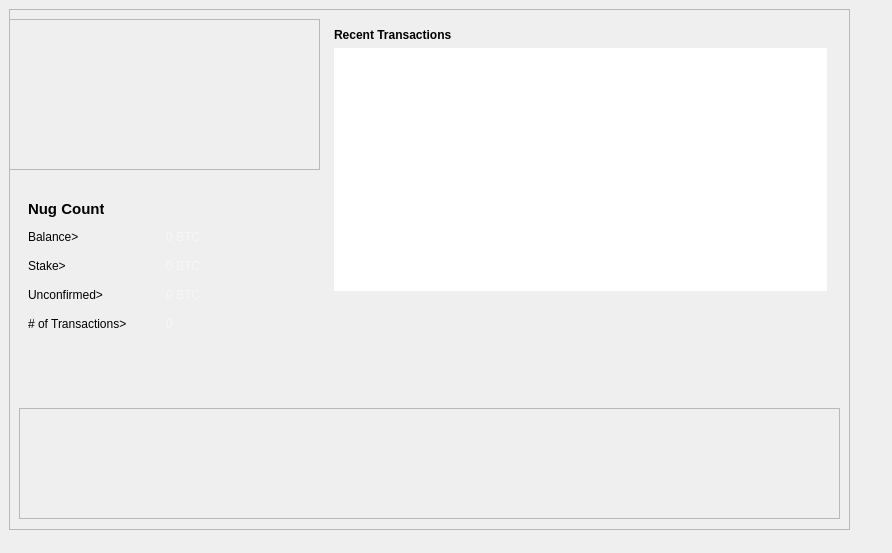
First picture: the form in src/qt/forms/overviewpage.ui, repository FourTwentyOne/421, before the edit.
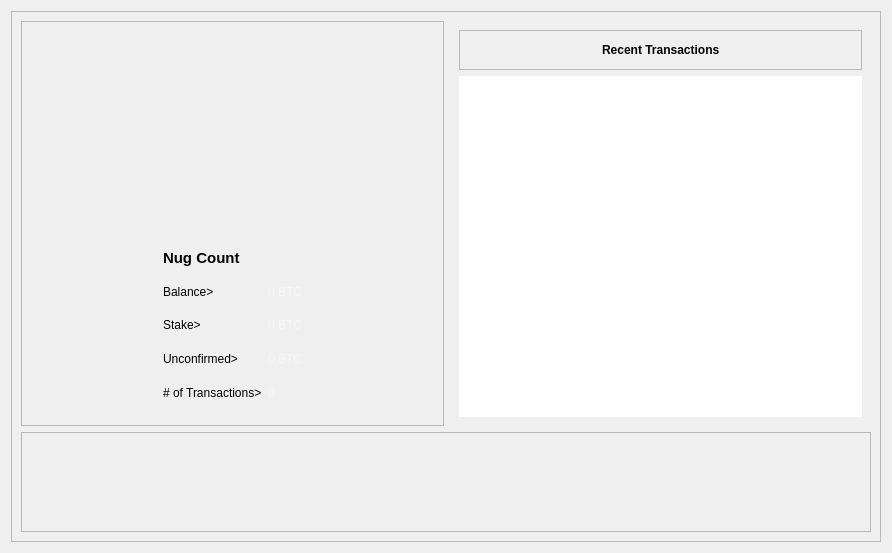
Second picture: the form after the edit. Icons and pictures are not drawn.

Patch:
```diff
--- a/src/qt/forms/overviewpage.ui
+++ b/src/qt/forms/overviewpage.ui
@@ -13,172 +13,207 @@
   <property name="windowTitle">
    <string>Form</string>
   </property>
+  <layout class="QGridLayout" name="gridLayout_7">
+   <item row="0" column="0" rowspan="2" colspan="2">
   <widget class="QFrame" name="frame_3">
-   <property name="geometry">
-    <rect>
-     <x>9</x>
-     <y>9</y>
-     <width>841</width>
-     <height>521</height>
-    </rect>
-   </property>
    <property name="frameShape">
     <enum>QFrame::StyledPanel</enum>
    </property>
    <property name="frameShadow">
     <enum>QFrame::Raised</enum>
    </property>
-   <widget class="QFrame" name="frame">
-    <property name="geometry">
-     <rect>
-      <x>10</x>
-      <y>170</y>
-      <width>300</width>
-      <height>195</height>
-     </rect>
-    </property>
+     <layout class="QGridLayout" name="gridLayout_3">
+      <item row="2" column="0" colspan="2">
+       <widget class="QFrame" name="frame_4">
+        <property name="minimumSize">
+         <size>
+          <width>0</width>
+          <height>100</height>
+         </size>
+        </property>
+        <property name="maximumSize">
+         <size>
+          <width>16777215</width>
+          <height>100</height>
+         </size>
+        </property>
     <property name="frameShape">
-     <enum>QFrame::NoFrame</enum>
+         <enum>QFrame::StyledPanel</enum>
     </property>
     <property name="frameShadow">
-     <enum>QFrame::Plain</enum>
-    </property>
-    <property name="lineWidth">
-     <number>-1</number>
-    </property>
-    <widget class="QLabel" name="label">
-     <property name="geometry">
-      <rect>
-       <x>9</x>
-       <y>50</y>
-       <width>62</width>
-       <height>17</height>
-      </rect>
+         <enum>QFrame::Raised</enum>
+        </property>
+        <layout class="QGridLayout" name="gridLayout">
+         <item row="0" column="5">
+          <widget class="QLabel" name="label10_15">
+           <property name="minimumSize">
+            <size>
+             <width>255</width>
+             <height>65</height>
+            </size>
+           </property>
+           <property name="maximumSize">
+            <size>
+             <width>255</width>
+             <height>65</height>
+            </size>
      </property>
      <property name="text">
-      <string>&lt;body&gt;&lt;p style=&quot;color:#000000&quot;;&gt;Balance&gt;&lt;/p&gt;&lt;/body&gt;</string>
-     </property>
-    </widget>
-    <widget class="QLabel" name="labelBalance">
-     <property name="geometry">
-      <rect>
-       <x>147</x>
-       <y>50</y>
-       <width>39</width>
-       <height>17</height>
-      </rect>
-     </property>
-     <property name="text">
-      <string notr="true">&lt;body&gt;&lt;p style=&quot;color:#f8f5f5&quot;;&gt;0 BTC&lt;/p&gt;&lt;/body&gt;</string>
-     </property>
-    </widget>
-    <widget class="QLabel" name="label_2">
-     <property name="geometry">
-      <rect>
-       <x>9</x>
-       <y>137</y>
-       <width>126</width>
-       <height>17</height>
-      </rect>
-     </property>
-     <property name="text">
-      <string>&lt;body&gt;&lt;p style=&quot;color:#000000&quot;;&gt;# of Transactions&gt;&lt;/p&gt;&lt;/body&gt;</string>
-     </property>
-    </widget>
-    <widget class="QLabel" name="labelNumTransactions">
-     <property name="geometry">
-      <rect>
-       <x>147</x>
-       <y>137</y>
-       <width>16</width>
-       <height>17</height>
-      </rect>
-     </property>
-     <property name="text">
-      <string>&lt;body&gt;&lt;p style=&quot;color:#f8f5f5&quot;;&gt;0 &lt;/p&gt;&lt;/body&gt;</string>
-     </property>
-    </widget>
-    <widget class="QLabel" name="label_3">
-     <property name="geometry">
-      <rect>
-       <x>9</x>
-       <y>108</y>
-       <width>98</width>
-       <height>17</height>
-      </rect>
-     </property>
-     <property name="text">
-      <string>&lt;body&gt;&lt;p style=&quot;color:#000000&quot;;&gt;Unconfirmed&gt;&lt;/p&gt;&lt;/body&gt;</string>
-     </property>
-    </widget>
-    <widget class="QLabel" name="labelUnconfirmed">
-     <property name="geometry">
-      <rect>
-       <x>147</x>
-       <y>108</y>
-       <width>39</width>
-       <height>17</height>
-      </rect>
-     </property>
+            <string>&lt;html&gt;&lt;head/&gt;&lt;body&gt;&lt;p&gt;&lt;a href=&quot;https://www.unnamed.exchange/CoinInfo?id=421&quot;&gt;&lt;img src=&quot;:/images/res/images/exchange.png&quot;/&gt;&lt;/a&gt;&lt;/p&gt;&lt;/body&gt;&lt;/html&gt;</string>
+           </property>
+           <property name="scaledContents">
+            <bool>false</bool>
+           </property>
+           <property name="alignment">
+            <set>Qt::AlignCenter</set>
+           </property>
+           <property name="margin">
+            <number>0</number>
+           </property>
+           <property name="indent">
+            <number>0</number>
+           </property>
+           <property name="openExternalLinks">
+            <bool>true</bool>
+           </property>
+          </widget>
+         </item>
+         <item row="0" column="0">
+          <spacer name="horizontalSpacer_3">
+           <property name="orientation">
+            <enum>Qt::Horizontal</enum>
+           </property>
+           <property name="sizeHint" stdset="0">
+            <size>
+             <width>40</width>
+             <height>20</height>
+            </size>
+           </property>
+          </spacer>
+         </item>
+         <item row="0" column="4">
+          <spacer name="horizontalSpacer_2">
+           <property name="orientation">
+            <enum>Qt::Horizontal</enum>
+           </property>
+           <property name="sizeHint" stdset="0">
+            <size>
+             <width>40</width>
+             <height>20</height>
+            </size>
+           </property>
+          </spacer>
+         </item>
+         <item row="0" column="1">
+          <widget class="QLabel" name="label10_13">
+           <property name="minimumSize">
+            <size>
+             <width>200</width>
+             <height>55</height>
+            </size>
+           </property>
+           <property name="maximumSize">
+            <size>
+             <width>200</width>
+             <height>55</height>
+            </size>
+           </property>
      <property name="text">
-      <string notr="true">&lt;body&gt;&lt;p style=&quot;color:#f8f5f5&quot;;&gt;0 BTC&lt;/p&gt;&lt;/body&gt;</string>
-     </property>
-    </widget>
-    <widget class="QLabel" name="label_6">
-     <property name="geometry">
-      <rect>
-       <x>9</x>
-       <y>79</y>
-       <width>47</width>
-       <height>17</height>
-      </rect>
-     </property>
-     <property name="text">
-      <string>&lt;body&gt;&lt;p style=&quot;color:#000000&quot;;&gt;Stake&gt;&lt;/p&gt;&lt;/body&gt;</string>
-     </property>
-    </widget>
-    <widget class="QLabel" name="labelStake">
-     <property name="geometry">
-      <rect>
-       <x>147</x>
-       <y>79</y>
-       <width>39</width>
-       <height>17</height>
-      </rect>
-     </property>
-     <property name="text">
-      <string notr="true">&lt;body&gt;&lt;p style=&quot;color:#f8f5f5&quot;;&gt;0 BTC&lt;/p&gt;&lt;/body&gt;</string>
-     </property>
-    </widget>
-    <widget class="QLabel" name="label_5">
-     <property name="geometry">
-      <rect>
-       <x>9</x>
-       <y>21</y>
-       <width>76</width>
-       <height>17</height>
-      </rect>
-     </property>
-     <property name="font">
-      <font>
-       <pointsize>11</pointsize>
-       <weight>75</weight>
-       <bold>true</bold>
-      </font>
-     </property>
+            <string>&lt;html&gt;&lt;head/&gt;&lt;body&gt;&lt;p&gt;&lt;a href=&quot;https://discord.gg/f5R29Wr&quot;&gt;&lt;img src=&quot;:/images/res/images/discord.png&quot;/&gt;&lt;/a&gt;&lt;/p&gt;&lt;/body&gt;&lt;/html&gt;</string>
+           </property>
+           <property name="scaledContents">
+            <bool>false</bool>
+           </property>
+           <property name="alignment">
+            <set>Qt::AlignCenter</set>
+           </property>
+           <property name="margin">
+            <number>0</number>
+           </property>
+           <property name="indent">
+            <number>0</number>
+           </property>
+           <property name="openExternalLinks">
+            <bool>true</bool>
+           </property>
+          </widget>
+         </item>
+         <item row="0" column="2">
+          <spacer name="horizontalSpacer">
+           <property name="orientation">
+            <enum>Qt::Horizontal</enum>
+           </property>
+           <property name="sizeHint" stdset="0">
+            <size>
+             <width>40</width>
+             <height>20</height>
+            </size>
+           </property>
+          </spacer>
+         </item>
+         <item row="0" column="3">
+          <widget class="QLabel" name="label10_14">
+           <property name="minimumSize">
+            <size>
+             <width>255</width>
+             <height>65</height>
+            </size>
+           </property>
+           <property name="maximumSize">
+            <size>
+             <width>255</width>
+             <height>65</height>
+            </size>
+           </property>
      <property name="text">
-      <string>&lt;body&gt;&lt;p style=&quot;color:#000000&quot;;&gt;Nug Count&lt;/p&gt;&lt;/body&gt;</string>
-     </property>
-    </widget>
-   </widget>
+            <string>&lt;html&gt;&lt;head/&gt;&lt;body&gt;&lt;p&gt;&lt;a href=&quot;https://421blocks.nerdlabs001.com&quot;&gt;&lt;img src=&quot;:/images/res/images/explorer.png&quot;/&gt;&lt;/a&gt;&lt;/p&gt;&lt;/body&gt;&lt;/html&gt;</string>
+           </property>
+           <property name="scaledContents">
+            <bool>false</bool>
+           </property>
+           <property name="alignment">
+            <set>Qt::AlignCenter</set>
+           </property>
+           <property name="margin">
+            <number>0</number>
+           </property>
+           <property name="indent">
+            <number>0</number>
+           </property>
+           <property name="openExternalLinks">
+            <bool>true</bool>
+           </property>
+          </widget>
+         </item>
+         <item row="0" column="6">
+          <spacer name="horizontalSpacer_4">
+           <property name="orientation">
+            <enum>Qt::Horizontal</enum>
+           </property>
+           <property name="sizeHint" stdset="0">
+            <size>
+             <width>40</width>
+             <height>20</height>
+            </size>
+           </property>
+          </spacer>
+         </item>
+        </layout>
+       </widget>
+      </item>
+      <item row="0" column="1" rowspan="2">
    <widget class="QFrame" name="frame_2">
-    <property name="geometry">
-     <rect>
-      <x>316</x>
-      <y>10</y>
-      <width>511</width>
-      <height>281</height>
-     </rect>
+        <property name="minimumSize">
+         <size>
+          <width>421</width>
+          <height>0</height>
+         </size>
+        </property>
+        <property name="maximumSize">
+         <size>
+          <width>421</width>
+          <height>16777215</height>
+         </size>
     </property>
     <property name="frameShape">
      <enum>QFrame::NoFrame</enum>
@@ -191,12 +226,50 @@
     </property>
     <layout class="QVBoxLayout" name="verticalLayout">
      <item>
+          <widget class="QFrame" name="frame_6">
+           <property name="frameShape">
+            <enum>QFrame::StyledPanel</enum>
+           </property>
+           <property name="frameShadow">
+            <enum>QFrame::Raised</enum>
+           </property>
+           <layout class="QGridLayout" name="gridLayout_6">
+            <item row="0" column="1">
       <widget class="QLabel" name="label_4">
        <property name="text">
         <string>&lt;body&gt;&lt;b&gt;&lt;p style=&quot;color:#000000&quot;;&gt;Recent Transactions&lt;b/&gt;&lt;/p&gt;&lt;/body&gt;</string>
        </property>
       </widget>
      </item>
+            <item row="0" column="0">
+             <spacer name="horizontalSpacer_5">
+              <property name="orientation">
+               <enum>Qt::Horizontal</enum>
+              </property>
+              <property name="sizeHint" stdset="0">
+               <size>
+                <width>40</width>
+                <height>20</height>
+               </size>
+              </property>
+             </spacer>
+            </item>
+            <item row="0" column="2">
+             <spacer name="horizontalSpacer_6">
+              <property name="orientation">
+               <enum>Qt::Horizontal</enum>
+              </property>
+              <property name="sizeHint" stdset="0">
+               <size>
+                <width>40</width>
+                <height>20</height>
+               </size>
+              </property>
+             </spacer>
+            </item>
+           </layout>
+          </widget>
+         </item>
      <item>
       <widget class="QListView" name="listTransactions">
        <property name="palette">
@@ -330,96 +403,151 @@
      </item>
     </layout>
    </widget>
-   <widget class="QFrame" name="frame_4">
-    <property name="geometry">
-     <rect>
-      <x>10</x>
-      <y>399</y>
-      <width>821</width>
-      <height>111</height>
-     </rect>
-    </property>
+      </item>
+      <item row="0" column="0" rowspan="2">
+       <widget class="QFrame" name="frame_7">
     <property name="frameShape">
      <enum>QFrame::StyledPanel</enum>
     </property>
     <property name="frameShadow">
      <enum>QFrame::Raised</enum>
     </property>
-    <widget class="QLabel" name="label10_13">
-     <property name="geometry">
-      <rect>
-       <x>20</x>
-       <y>10</y>
-       <width>260</width>
-       <height>70</height>
-      </rect>
-     </property>
-     <property name="minimumSize">
-      <size>
-       <width>260</width>
-       <height>70</height>
-      </size>
-     </property>
-     <property name="maximumSize">
-      <size>
-       <width>260</width>
-       <height>70</height>
-      </size>
-     </property>
+        <layout class="QGridLayout" name="gridLayout_2">
+         <item row="1" column="0">
+          <widget class="QFrame" name="frame">
+           <property name="frameShape">
+            <enum>QFrame::NoFrame</enum>
+           </property>
+           <property name="frameShadow">
+            <enum>QFrame::Plain</enum>
+           </property>
+           <property name="lineWidth">
+            <number>-1</number>
+           </property>
+           <layout class="QGridLayout" name="gridLayout_4">
+            <item row="0" column="1">
+             <widget class="QLabel" name="label_5">
+              <property name="font">
+               <font>
+                <pointsize>11</pointsize>
+                <weight>75</weight>
+                <bold>true</bold>
+               </font>
+              </property>
      <property name="text">
-      <string>&lt;html&gt;&lt;head/&gt;&lt;body&gt;&lt;p&gt;&lt;a href=&quot;https://www.crypto-city.com/index.php/flapx/&quot;&gt;&lt;img src=&quot;:/images/res/images/art/ccflapx.png&quot;/&gt;&lt;/a&gt;&lt;/p&gt;&lt;/body&gt;&lt;/html&gt;</string>
-     </property>
-     <property name="scaledContents">
-      <bool>false</bool>
-     </property>
-     <property name="alignment">
-      <set>Qt::AlignCenter</set>
-     </property>
-     <property name="margin">
-      <number>0</number>
-     </property>
-     <property name="indent">
-      <number>0</number>
-     </property>
-     <property name="openExternalLinks">
-      <bool>true</bool>
-     </property>
-    </widget>
-   </widget>
+               <string>&lt;body&gt;&lt;p style=&quot;color:#000000&quot;;&gt;Nug Count&lt;/p&gt;&lt;/body&gt;</string>
+              </property>
+             </widget>
+            </item>
+            <item row="1" column="1">
+             <widget class="QLabel" name="label">
+              <property name="text">
+               <string>&lt;body&gt;&lt;p style=&quot;color:#000000&quot;;&gt;Balance&gt;&lt;/p&gt;&lt;/body&gt;</string>
+              </property>
+             </widget>
+            </item>
+            <item row="1" column="2">
+             <widget class="QLabel" name="labelBalance">
+              <property name="text">
+               <string notr="true">&lt;body&gt;&lt;p style=&quot;color:#f8f5f5&quot;;&gt;0 BTC&lt;/p&gt;&lt;/body&gt;</string>
+              </property>
+             </widget>
+            </item>
+            <item row="2" column="1">
+             <widget class="QLabel" name="label_6">
+              <property name="text">
+               <string>&lt;body&gt;&lt;p style=&quot;color:#000000&quot;;&gt;Stake&gt;&lt;/p&gt;&lt;/body&gt;</string>
+              </property>
+             </widget>
+            </item>
+            <item row="2" column="2">
+             <widget class="QLabel" name="labelStake">
+              <property name="text">
+               <string notr="true">&lt;body&gt;&lt;p style=&quot;color:#f8f5f5&quot;;&gt;0 BTC&lt;/p&gt;&lt;/body&gt;</string>
+              </property>
+             </widget>
+            </item>
+            <item row="3" column="1">
+             <widget class="QLabel" name="label_3">
+              <property name="text">
+               <string>&lt;body&gt;&lt;p style=&quot;color:#000000&quot;;&gt;Unconfirmed&gt;&lt;/p&gt;&lt;/body&gt;</string>
+              </property>
+             </widget>
+            </item>
+            <item row="3" column="2">
+             <widget class="QLabel" name="labelUnconfirmed">
+              <property name="text">
+               <string notr="true">&lt;body&gt;&lt;p style=&quot;color:#f8f5f5&quot;;&gt;0 BTC&lt;/p&gt;&lt;/body&gt;</string>
+              </property>
+             </widget>
+            </item>
+            <item row="0" column="0">
+             <spacer name="horizontalSpacer_9">
+              <property name="orientation">
+               <enum>Qt::Horizontal</enum>
+              </property>
+              <property name="sizeHint" stdset="0">
+               <size>
+                <width>40</width>
+                <height>20</height>
+               </size>
+              </property>
+             </spacer>
+            </item>
+            <item row="4" column="1">
+             <widget class="QLabel" name="label_2">
+              <property name="text">
+               <string>&lt;body&gt;&lt;p style=&quot;color:#000000&quot;;&gt;# of Transactions&gt;&lt;/p&gt;&lt;/body&gt;</string>
+              </property>
+             </widget>
+            </item>
+            <item row="4" column="2">
+             <widget class="QLabel" name="labelNumTransactions">
+              <property name="text">
+               <string>&lt;body&gt;&lt;p style=&quot;color:#f8f5f5&quot;;&gt;0 &lt;/p&gt;&lt;/body&gt;</string>
+              </property>
+             </widget>
+            </item>
+            <item row="1" column="3">
+             <spacer name="horizontalSpacer_10">
+              <property name="orientation">
+               <enum>Qt::Horizontal</enum>
+              </property>
+              <property name="sizeHint" stdset="0">
+               <size>
+                <width>40</width>
+                <height>20</height>
+               </size>
+              </property>
+             </spacer>
+            </item>
+           </layout>
+          </widget>
+         </item>
+         <item row="0" column="0">
    <widget class="QFrame" name="frame_5">
-    <property name="geometry">
-     <rect>
-      <x>0</x>
-      <y>10</y>
-      <width>311</width>
-      <height>151</height>
-     </rect>
-    </property>
     <property name="frameShape">
-     <enum>QFrame::StyledPanel</enum>
+            <enum>QFrame::NoFrame</enum>
     </property>
     <property name="frameShadow">
-     <enum>QFrame::Raised</enum>
-    </property>
+            <enum>QFrame::Plain</enum>
+           </property>
+           <property name="lineWidth">
+            <number>0</number>
+           </property>
+           <layout class="QGridLayout" name="gridLayout_5">
+            <item row="0" column="1">
     <widget class="QLabel" name="label_7">
-     <property name="geometry">
-      <rect>
-       <x>70</x>
-       <y>0</y>
-       <width>150</width>
-       <height>150</height>
-      </rect>
-     </property>
      <property name="minimumSize">
       <size>
-       <width>150</width>
-       <height>150</height>
+                <width>180</width>
+                <height>180</height>
       </size>
      </property>
      <property name="maximumSize">
       <size>
-       <width>150</width>
-       <height>150</height>
+                <width>180</width>
+                <height>180</height>
       </size>
      </property>
      <property name="text">
@@ -432,8 +560,43 @@
       <bool>true</bool>
      </property>
     </widget>
-   </widget>
-  </widget>
+            </item>
+            <item row="0" column="0">
+             <spacer name="horizontalSpacer_7">
+              <property name="orientation">
+               <enum>Qt::Horizontal</enum>
+              </property>
+              <property name="sizeHint" stdset="0">
+               <size>
+                <width>96</width>
+                <height>20</height>
+               </size>
+              </property>
+             </spacer>
+            </item>
+            <item row="0" column="2">
+             <spacer name="horizontalSpacer_8">
+              <property name="orientation">
+               <enum>Qt::Horizontal</enum>
+              </property>
+              <property name="sizeHint" stdset="0">
+               <size>
+                <width>95</width>
+                <height>20</height>
+               </size>
+              </property>
+             </spacer>
+            </item>
+           </layout>
+          </widget>
+         </item>
+        </layout>
+       </widget>
+      </item>
+     </layout>
+    </widget>
+   </item>
+  </layout>
  </widget>
  <resources>
   <include location="../bitcoin.qrc"/>
```
Lines whose indentation alone changed are shown as unchanged.
